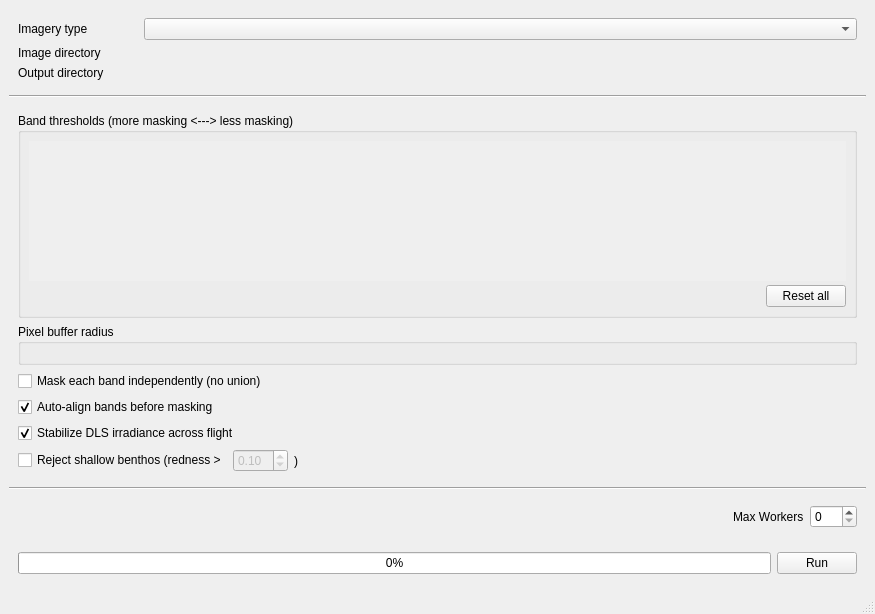
Old version of the form src/gui/resources/gui.ui in the repository wogreene/GlintMaskGenerator.
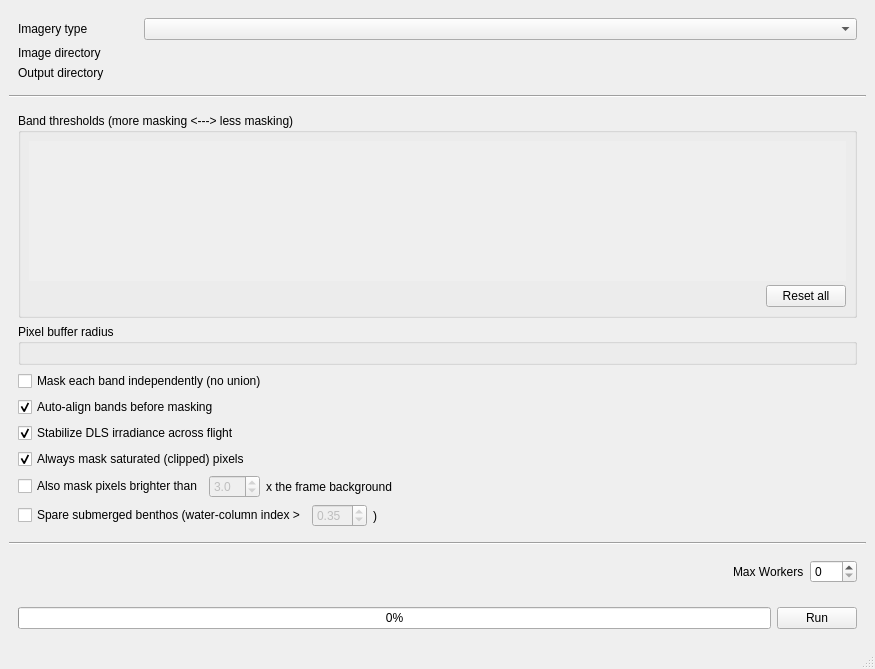
New version of the form. Custom widgets are drawn as their Qt base class.

The edit to the form file:
```diff
--- a/src/gui/resources/gui.ui
+++ b/src/gui/resources/gui.ui
@@ -306,6 +306,62 @@
           </property>
          </widget>
         </item>
+        <item>
+         <widget class="QCheckBox" name="mask_saturated_checkbox">
+          <property name="text">
+           <string>Always mask saturated (clipped) pixels</string>
+          </property>
+          <property name="toolTip">
+           <string>When checked, pixels that hit the sensor's full well are masked even if their converted reflectance falls below the threshold. A clipped pixel's reflectance is a floor rather than a measurement, and because radiance divides by exposure time, a long auto-exposure can put that floor below any sensible threshold - which silently drops bright glint out of the mask.</string>
+          </property>
+          <property name="checked">
+           <bool>true</bool>
+          </property>
+         </widget>
+        </item>
+        <item>
+         <widget class="QWidget" name="contrast_widget" native="true">
+          <layout class="QHBoxLayout" name="contrast_layout">
+           <property name="leftMargin"><number>0</number></property>
+           <property name="rightMargin"><number>0</number></property>
+           <property name="topMargin"><number>0</number></property>
+           <property name="bottomMargin"><number>0</number></property>
+           <item>
+            <widget class="QCheckBox" name="contrast_checkbox">
+             <property name="text">
+              <string>Also mask pixels brighter than</string>
+             </property>
+             <property name="toolTip">
+              <string>Scene-relative detection: flags pixels this many times brighter than the capture's own background level in the NIR band. Unlike the reflectance thresholds it doesn't depend on exposure, gain or irradiance, so it still works on captures where glint clipped the sensor and compressed the reflectance scale. Around 3 tracks visible glint on water; lower catches broad sheen, higher only hard highlights. Note it will find something in every capture, including ones with no real glint.</string>
+             </property>
+            </widget>
+           </item>
+           <item>
+            <widget class="QDoubleSpinBox" name="contrast_spinbox">
+             <property name="decimals"><number>1</number></property>
+             <property name="minimum"><double>1.100000000000000</double></property>
+             <property name="maximum"><double>20.000000000000000</double></property>
+             <property name="singleStep"><double>0.500000000000000</double></property>
+             <property name="value"><double>3.000000000000000</double></property>
+             <property name="enabled"><bool>false</bool></property>
+            </widget>
+           </item>
+           <item>
+            <widget class="QLabel" name="contrast_close_label">
+             <property name="text">
+              <string>x the frame background</string>
+             </property>
+            </widget>
+           </item>
+           <item>
+            <spacer name="contrast_spacer">
+             <property name="orientation"><enum>Qt::Horizontal</enum></property>
+             <property name="sizeHint" stdset="0"><size><width>40</width><height>20</height></size></property>
+            </spacer>
+           </item>
+          </layout>
+         </widget>
+        </item>
         <item>
          <widget class="QWidget" name="redness_widget" native="true">
           <layout class="QHBoxLayout" name="redness_layout">
@@ -316,7 +372,7 @@
            <item>
             <widget class="QCheckBox" name="redness_checkbox">
              <property name="text">
-              <string>Reject shallow benthos (redness &gt;</string>
+              <string>Spare submerged benthos (water-column index &gt;</string>
              </property>
              <property name="toolTip">
               <string>When checked, bright pixels whose redness = (Red-Blue)/(Red+Blue) (exposure/ISO-normalized) is ABOVE this threshold are excluded from the mask (treated as colored benthos: orange/pink/yellow coral, coralline algae, etc.). Spectrally-flat glint and whitewash are kept. Requires a sensor with Red and Blue bands.</string>
@@ -329,7 +385,7 @@
              <property name="maximum"><double>1.000000</double></property>
              <property name="singleStep"><double>0.05</double></property>
              <property name="decimals"><number>2</number></property>
-             <property name="value"><double>0.10</double></property>
+             <property name="value"><double>0.35</double></property>
              <property name="toolTip">
               <string>Redness upper bound (uses ExposureTime x ISO-normalized Red and Blue). Foam/glint reads near 0; colored benthos reads positive. Raise the threshold to be less aggressive (let more coral through as glint); lower it to reject more colored features.</string>
              </property>
```
Left out of the diff: 4 changed lines with no effect on the pictures.
